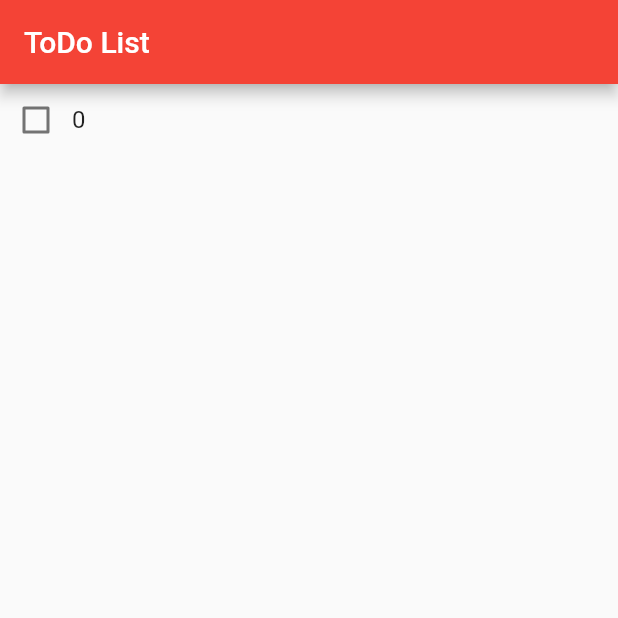
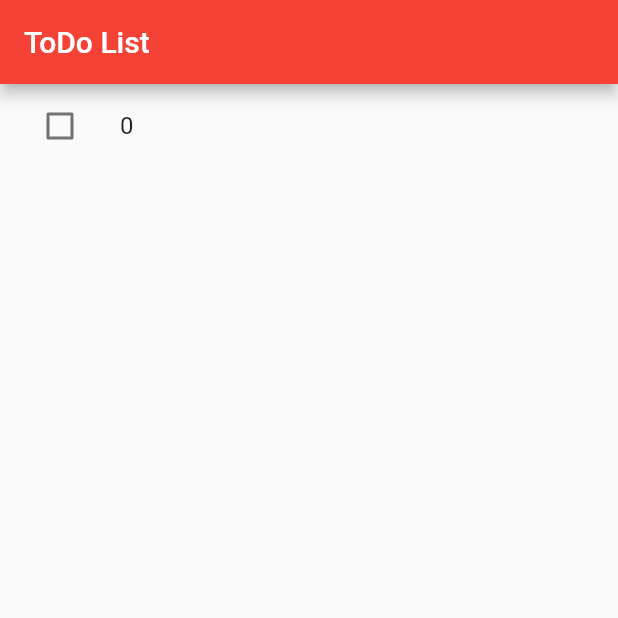
Before and after one commit to DanielSauve/ToDoList, a Flutter app: the screen it shows after launch, after a tap on the "add" icon, on a phone screen of 412 x 824 dp, the top half of it. Run offline on Flutter 3.47's test engine with Material 2 defaults, Android fonts, the phone set to English and light mode, and no system bars.

Commit message:
Change from custom Row layout to ListTile

```diff
--- a/lib/components/to_do_list_item.dart
+++ b/lib/components/to_do_list_item.dart
@@ -17,19 +17,13 @@ class ToDoListItem extends StatefulWidget {
 class _ToDoState extends State<ToDoListItem> {
   @override
   Widget build(BuildContext context) {
-    return new Row(
-      mainAxisAlignment: MainAxisAlignment.start,
-      crossAxisAlignment: CrossAxisAlignment.center,
-      children: <Widget>[
-        new Checkbox(value: widget.toDo.completed, onChanged: _onChanged),
-        new Flexible(
-            child: new Text(
-          widget.toDo.name,
-          style: new TextStyle(
-            fontSize: 16.0,
-          ),
-        )),
-      ],
+    return new ListTile(
+      leading:
+          new Checkbox(value: widget.toDo.completed, onChanged: _onChanged),
+      title: new Text(
+        widget.toDo.name,
+      ),
+      onTap: () => print("test"),
     );
   }
 
--- a/lib/main.dart
+++ b/lib/main.dart
@@ -47,12 +47,7 @@ class _ToDoListState extends State<ToDoList> {
       ),
       body: new Center(
         child: new ListView(
-          children: <Widget>[
-            new Column(
-              mainAxisAlignment: MainAxisAlignment.start,
-              children: items.map((i) => new ToDoListItem(toDo: i)).toList(),
-            )
-          ],
+          children: items.map((i) => new ToDoListItem(toDo: i)).toList(),
         ),
       ),
       floatingActionButton: new FloatingActionButton(
```
